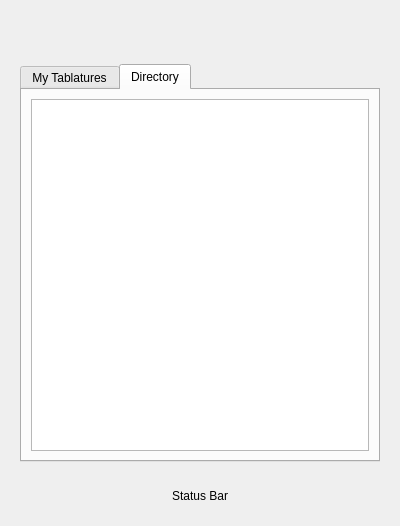
First picture: the form in Forms/SystemTrayMenu.ui, repository iatanasov77/vs-web-guitarpro-store, before the edit.
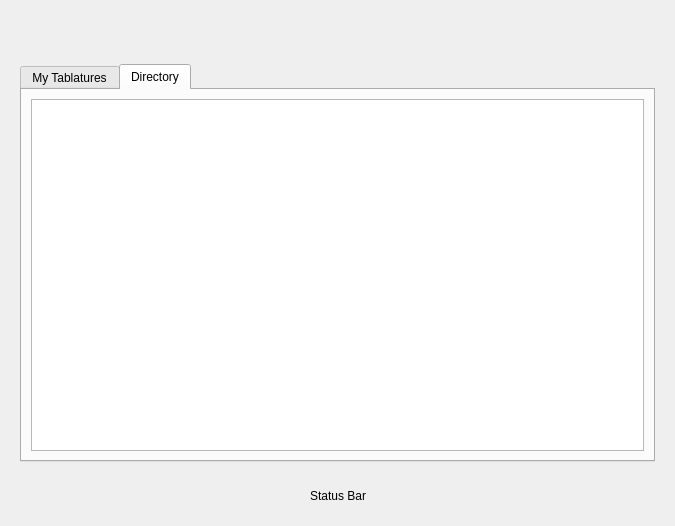
Second picture: the form after the edit. The open tabs and pages were chosen to show the change.

Commit message: Create a Button to Open WebGuitarPro Folder.

```diff
--- a/Forms/SystemTrayMenu.ui
+++ b/Forms/SystemTrayMenu.ui
@@ -6,7 +6,7 @@
    <rect>
     <x>0</x>
     <y>0</y>
-    <width>400</width>
+    <width>675</width>
     <height>526</height>
    </rect>
   </property>
```
Left out of the diff: 2 changed lines with no effect on the pictures. The commit also changes 4 other files.
